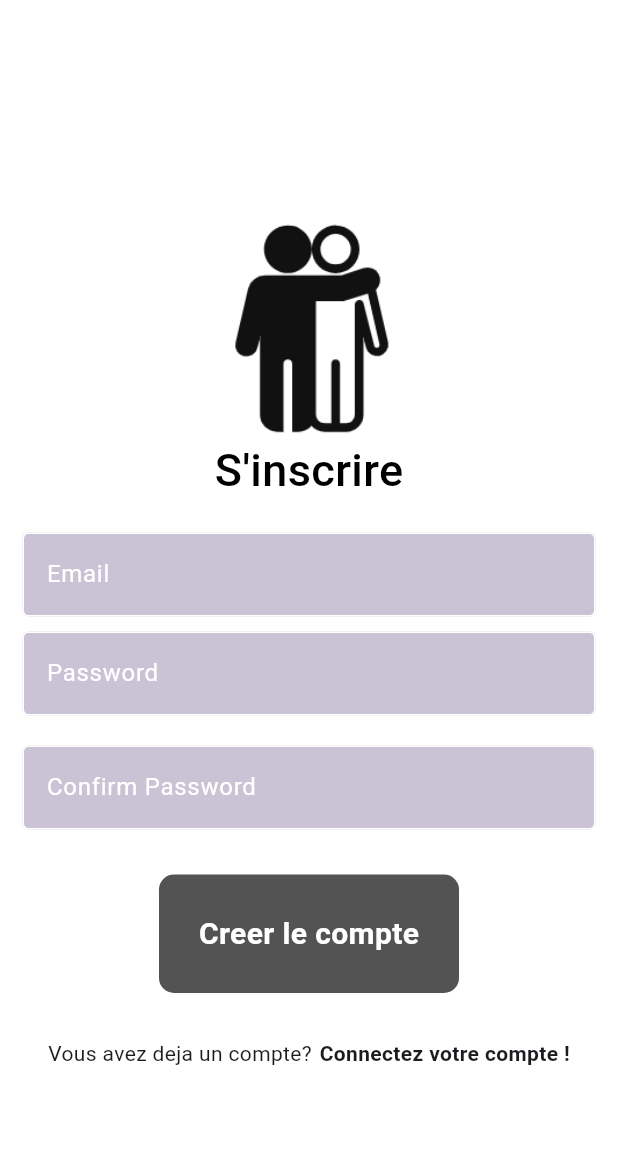
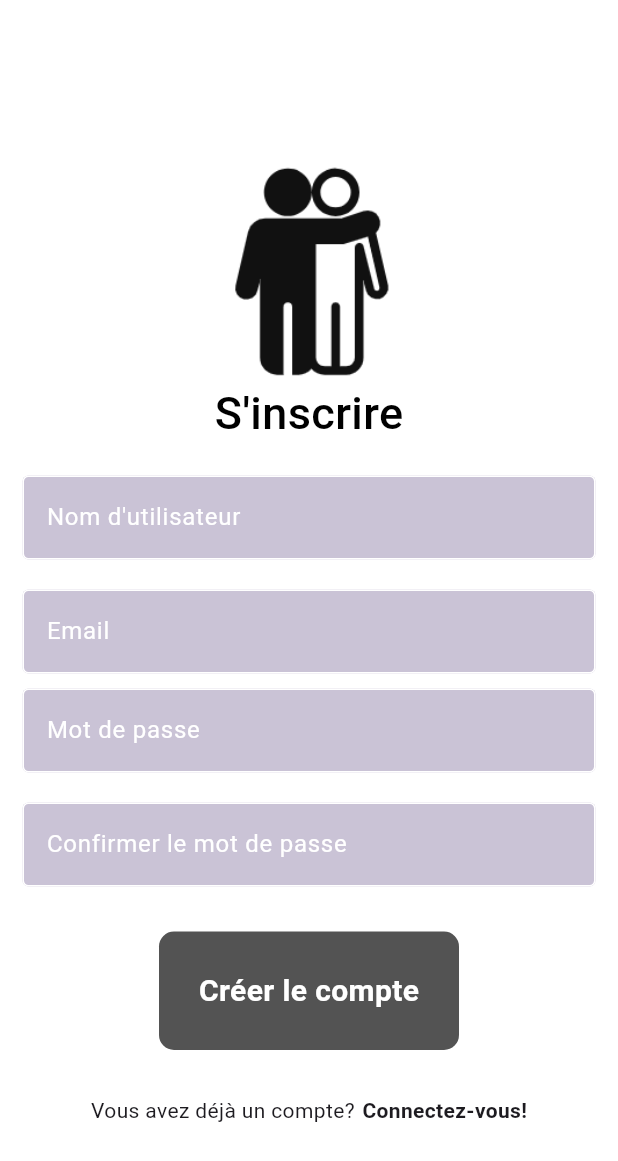
Before and after one commit to Wamakis/mon-app, a Flutter app: the registerPage screen opened directly with empty values, on a phone screen of 412 x 824 dp. Shown: the top 1161 px of the screen. Run offline on Flutter 3.47's test engine with Material 3 defaults, Android fonts, the phone set to English and light mode, and no system bars; our stand-ins replace cloud_firestore, firebase_auth, firebase_core; accounts and stored records are empty.

Commit message:
Ajout des fonctionnalités d'amis et de nom d'utilisateur

```diff
--- a/lib/screens/_registerpage.dart
+++ b/lib/screens/_registerpage.dart
@@ -1,8 +1,10 @@
-import "package:flutter/material.dart";
-import "package:provider/provider.dart";
-import "package:yohann_application/composants/_loginbutton.dart";
-import "package:yohann_application/composants/_loginfield.dart";
-import "package:yohann_application/services/auth_service.dart";
+import 'package:cloud_firestore/cloud_firestore.dart';
+import 'package:flutter/material.dart';
+import 'package:provider/provider.dart';
+import 'package:yohann_application/composants/_loginbutton.dart';
+import 'package:yohann_application/composants/_loginfield.dart';
+import 'package:yohann_application/services/auth_service.dart';
+import 'package:firebase_auth/firebase_auth.dart'; // Ajoutez cette ligne
 
 class registerPage extends StatefulWidget {
   final void Function()? onTap;
@@ -16,6 +18,8 @@ class _registerPageState extends State<registerPage> {
   final emailText = TextEditingController();
   final passwordText = TextEditingController();
   final confirmpasswordText = TextEditingController();
+  final usernameText =
+      TextEditingController(); // Ajoutez cette ligne pour le nom d'utilisateur
 
   void register() async {
     if (passwordText.text != confirmpasswordText.text) {
@@ -28,8 +32,20 @@ class _registerPageState extends State<registerPage> {
     final authService = Provider.of<AuthService>(context, listen: false);
 
     try {
-      await authService.createUserWithEmailPassword(
-          emailText.text, passwordText.text);
+      UserCredential userCredential = await authService
+          .createUserWithEmailPassword(emailText.text, passwordText.text);
+
+      // Ajouter le nom d'utilisateur à la base de données
+      FirebaseFirestore.instance
+          .collection('users')
+          .doc(userCredential.user!.uid)
+          .set({
+        'email': emailText.text,
+        'username': usernameText.text, // Ajoutez le nom d'utilisateur
+        'uid': userCredential.user!.uid,
+      });
+
+      // Afficher un message de succès ou naviguer vers une autre page
     } catch (e) {
       ScaffoldMessenger.of(context).showSnackBar(
         SnackBar(
@@ -65,6 +81,11 @@ class _registerPageState extends State<registerPage> {
                 ),
                 SizedBox(height: 20),
                 MyLoginField(
+                    controller: usernameText, // Champ pour le nom d'utilisateur
+                    hintText: "Nom d'utilisateur",
+                    obscureText: false),
+                SizedBox(height: 20),
+                MyLoginField(
                     controller: emailText,
                     hintText: "Email",
                     obscureText: false),
@@ -73,31 +94,31 @@ class _registerPageState extends State<registerPage> {
                 ),
                 MyLoginField(
                     controller: passwordText,
-                    hintText: "Password",
+                    hintText: "Mot de passe",
                     obscureText: true),
                 SizedBox(
                   height: 20,
                 ),
                 MyLoginField(
                     controller: confirmpasswordText,
-                    hintText: "Confirm Password",
+                    hintText: "Confirmer le mot de passe",
                     obscureText: true),
                 SizedBox(
                   height: 30,
                 ),
-                MyloginButton(onTap: () => register(), text: "Creer le compte"),
+                MyloginButton(onTap: () => register(), text: "Créer le compte"),
                 SizedBox(height: 30),
                 Row(
                   mainAxisAlignment: MainAxisAlignment.center,
                   children: [
-                    Text("Vous avez deja un compte?"),
+                    Text("Vous avez déjà un compte?"),
                     SizedBox(
                       width: 5,
                     ),
                     GestureDetector(
                       onTap: widget.onTap,
                       child: Text(
-                        "Connectez votre compte !",
+                        "Connectez-vous!",
                         style: TextStyle(fontWeight: FontWeight.bold),
                       ),
                     )
```
Also changed, not shown: lib/screens/_homepage.dart (+59 -28 lines), lib/services/friend_service.dart (+33 -16 lines).
